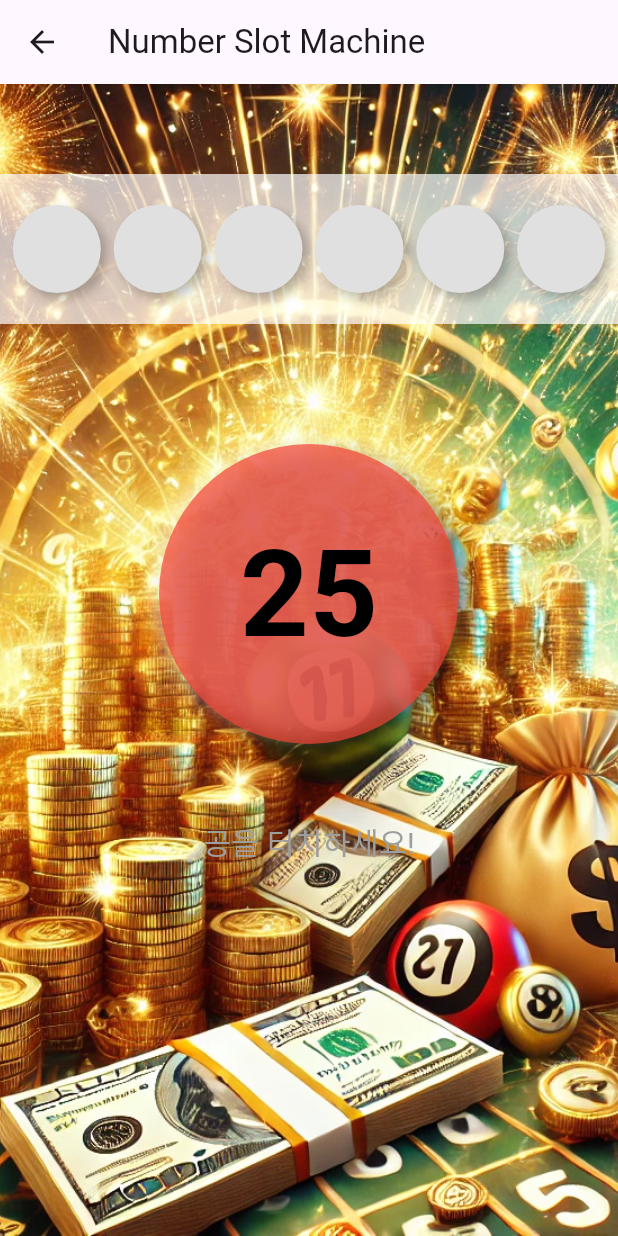
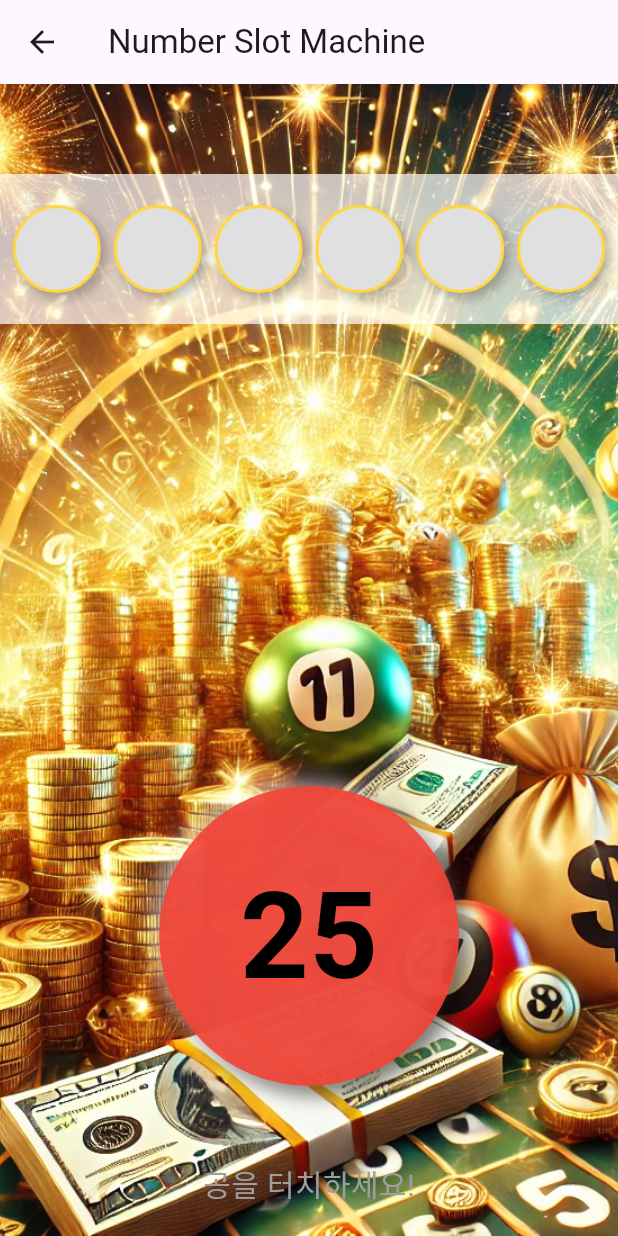
Before and after one commit to runaby/flutter_lets_bet, a Flutter app: the NumberSlotMachineGame screen opened directly, on a phone screen of 412 x 824 dp. Run offline on Flutter 3.47's test engine with Material 3 defaults, Android fonts, the phone set to English and light mode, and no system bars; our stand-ins replace audioplayers.

Commit message:
로또 완료

```diff
--- a/lib/number_slot_game.dart
+++ b/lib/number_slot_game.dart
@@ -133,6 +133,7 @@ class _NumberSlotMachineGameState extends State<NumberSlotMachineGame> {
                         decoration: BoxDecoration(
                           color: index < selectedNumbers.length ? _getBallColor(selectedNumbers[index]) : Colors.grey[300],
                           shape: BoxShape.circle,
+                          border: Border.all(color: Colors.amberAccent, width: 2), // 금색 테두리 추가
                           boxShadow: [
                             BoxShadow(
                               color: Colors.black26,
@@ -172,15 +173,16 @@ class _NumberSlotMachineGameState extends State<NumberSlotMachineGame> {
                     ),
                   ),
 
-                // 고정된 공 위치 (Spacer 대신 SizedBox 사용) - 반투명
-                SizedBox(height: 80), // 공과 정렬 텍스트 사이의 고정된 공간
+                // 랜덤 공 위치 (반투명) - 고정 위치로 변경
+                Spacer(), // 상단 공간 고정 후 랜덤 공을 밑으로 내림
                 Container(
                   width: 200,
                   height: 200,
                   alignment: Alignment.center,
                   decoration: BoxDecoration(
-                    color: _getBallColor(displayedNumber).withOpacity(0.7), // 반투명 효과 추가
+                    color: _getBallColor(displayedNumber).withOpacity(0.9), // 반투명 효과 추가
                     shape: BoxShape.circle, // 동그라미 모양
+                    // border: Border.all(color: Colors.amberAccent, width: 3), // 금색 테두리 추가
                     boxShadow: [
                       BoxShadow(
                         color: Colors.black54,
@@ -203,8 +205,7 @@ class _NumberSlotMachineGameState extends State<NumberSlotMachineGame> {
                     ),
                   ),
                 ),
-
-                SizedBox(height: 50), // 공과 하단 사이 고정된 공간
+                SizedBox(height: 50), // 랜덤 공과 하단 사이 고정된 공간
 
                 // 하단에 터치 안내
                 Padding(
```
